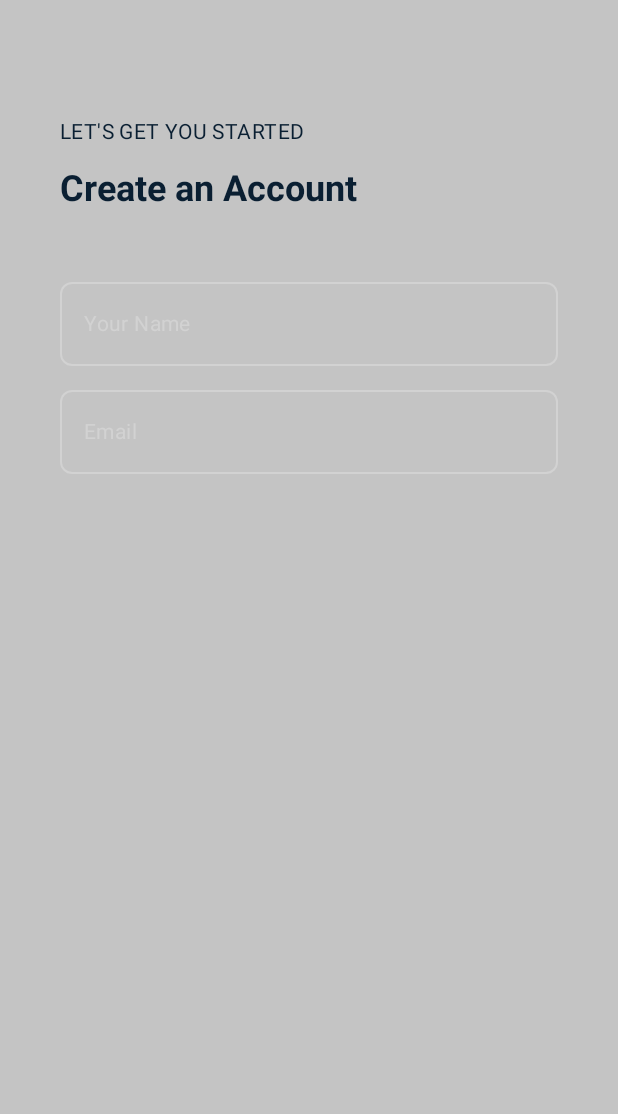
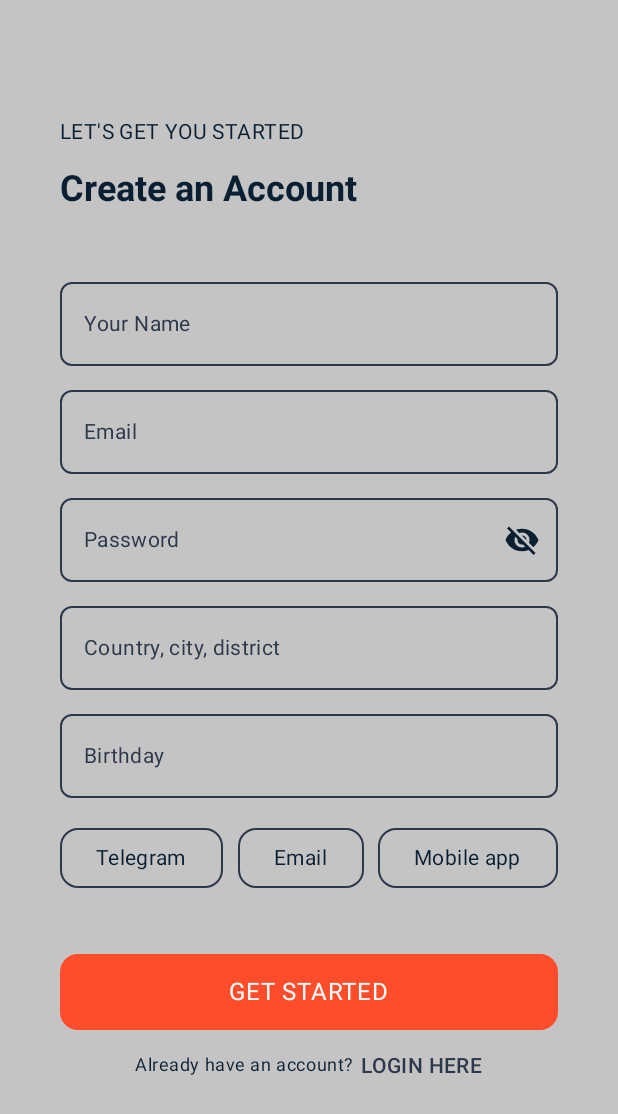
Before and after one commit to DmitriyVladarchuk/NEAR-Mobile, an Android app built with Jetpack Compose: the screen it shows after launch (MainActivity), on a phone screen of 412 x 824 dp. Shown: the top 1114 px of the screen. Run offline under Robolectric (Android 15) with nearby library versions, the phone set to English and light mode, and no system bars.

Commit message:
add login screen account

```diff
--- a/app/build.gradle.kts
+++ b/app/build.gradle.kts
@@ -51,6 +51,7 @@ dependencies {
     implementation(libs.androidx.ui.graphics)
     implementation(libs.androidx.ui.tooling.preview)
     implementation(libs.androidx.material3)
+    implementation(libs.androidx.material.icons.extended)
     implementation(libs.androidx.lifecycle.viewmodel.compose)
     implementation(libs.retrofit)
     implementation(libs.converter.gson)
--- a/app/src/main/java/com/example/near/MainActivity.kt
+++ b/app/src/main/java/com/example/near/MainActivity.kt
@@ -9,7 +9,7 @@ import androidx.compose.foundation.layout.padding
 import androidx.compose.material3.Scaffold
 import androidx.compose.ui.Modifier
 import androidx.core.splashscreen.SplashScreen.Companion.installSplashScreen
-import com.example.near.ui.screens.RegistrationAccount
+import com.example.near.ui.screens.auth.login.RegistrationAccount
 import com.example.near.ui.theme.CustomTheme
 import com.example.near.ui.theme.NEARTheme
 
@@ -26,7 +26,9 @@ class MainActivity : AppCompatActivity() {
                     containerColor = CustomTheme.colors.background,
                     modifier = Modifier.fillMaxSize()
                 ) { innerPadding ->
-                    RegistrationAccount(modifier = Modifier.padding(innerPadding))
+                    RegistrationAccount(modifier = Modifier.padding(innerPadding)) {
+
+                    }
                 }
             }
         }
--- /dev/null
+++ b/app/src/main/java/com/example/near/domain/models/NotificationType.kt
@@ -0,0 +1,7 @@
+package com.example.near.domain.models
+
+enum class NotificationType {
+    TELEGRAM,
+    EMAIL,
+    MOBILE_APP,
+}
--- a/app/src/main/java/com/example/near/ui/screens/RegistrationAccount.kt
+++ /dev/null
@@ -1,103 +0,0 @@
-package com.example.near.ui.screens
-
-import androidx.compose.foundation.layout.Arrangement
-import androidx.compose.foundation.layout.Column
-import androidx.compose.foundation.layout.fillMaxWidth
-import androidx.compose.foundation.layout.padding
-import androidx.compose.foundation.shape.RoundedCornerShape
-import androidx.compose.material3.OutlinedTextField
-import androidx.compose.material3.OutlinedTextFieldDefaults
-import androidx.compose.material3.Text
-import androidx.compose.runtime.Composable
-import androidx.compose.ui.Modifier
-import androidx.compose.ui.res.stringResource
-import androidx.compose.ui.unit.dp
-import androidx.lifecycle.viewmodel.compose.viewModel
-import com.example.near.R
-import com.example.near.ui.theme.AppTypography
-import com.example.near.ui.theme.CustomTheme
-import com.example.near.ui.views.TextFieldLabel
-import com.example.near.ui.views.TextFieldPlaceholder
-
-@Composable
-fun RegistrationAccount(modifier: Modifier = Modifier, viewModel: RegistrationAccountViewModel = viewModel()) {
-    val defaultModifier = Modifier.padding(horizontal = 40.dp, vertical = 40.dp)
-    Column(modifier = defaultModifier.then(modifier)) {
-        HeaderTextInfo()
-
-        TextFieldAccount(viewModel)
-    }
-}
-
-@Composable
-private fun HeaderTextInfo() {
-    Column(
-        modifier = Modifier.padding(vertical = 40.dp),
-        verticalArrangement = Arrangement.spacedBy(16.dp)
-    ) {
-        Text(
-            text = stringResource(R.string.lets_get_you_started),
-            style = AppTypography.bodySmall,
-            color = CustomTheme.colors.content
-        )
-
-        Text(
-            text = stringResource(R.string.create_an_account),
-            style = AppTypography.titleLarge,
-            color = CustomTheme.colors.content
-        )
-    }
-}
-
-@Composable
-private fun TextFieldAccount(viewModel: RegistrationAccountViewModel) {
-    Column(
-        verticalArrangement = Arrangement.spacedBy(8.dp)
-    ) {
-        // Name
-        OutlinedTextField(
-            modifier = Modifier.fillMaxWidth(),
-            shape = RoundedCornerShape(8.dp),
-            value = viewModel.nameUser,
-            onValueChange = { viewModel.nameUser = it },
-            singleLine = true,
-            label = {
-                TextFieldLabel(stringResource(R.string.your_name))
-            },
-            placeholder = { TextFieldPlaceholder(stringResource(R.string.your_name)) },
-            textStyle = AppTypography.bodyMedium,
-            colors = OutlinedTextFieldDefaults.colors(
-                focusedTextColor = CustomTheme.colors.content,
-                unfocusedTextColor = CustomTheme.colors.content,
-                focusedContainerColor = CustomTheme.colors.background,
-                unfocusedLabelColor = CustomTheme.colors.background,
-                cursorColor = CustomTheme.colors.currentContainer,
-                focusedBorderColor = CustomTheme.colors.currentContainer,
-                unfocusedBorderColor = CustomTheme.colors.container
-            )
-        )
-
-        // Email
-        OutlinedTextField(
-            modifier = Modifier.fillMaxWidth(),
-            shape = RoundedCornerShape(8.dp),
-            value = viewModel.email,
-            onValueChange = { viewModel.email = it },
-            singleLine = true,
-            label = {
-                TextFieldLabel(stringResource(R.string.email))
-            },
-            placeholder = { TextFieldPlaceholder(stringResource(R.string.email)) },
-            textStyle = AppTypography.bodyMedium,
-            colors = OutlinedTextFieldDefaults.colors(
-                focusedTextColor = CustomTheme.colors.content,
-                unfocusedTextColor = CustomTheme.colors.content,
-                focusedContainerColor = CustomTheme.colors.background,
-                unfocusedLabelColor = CustomTheme.colors.background,
-                cursorColor = CustomTheme.colors.currentContainer,
-                focusedBorderColor = CustomTheme.colors.currentContainer,
-                unfocusedBorderColor = CustomTheme.colors.container
-            )
-        )
-    }
-}
--- a/app/src/main/java/com/example/near/ui/screens/RegistrationAccountViewModel.kt
+++ /dev/null
@@ -1,23 +0,0 @@
-package com.example.near.ui.screens
-
-import androidx.compose.runtime.getValue
-import androidx.compose.runtime.mutableStateListOf
-import androidx.compose.runtime.mutableStateOf
-import androidx.compose.runtime.setValue
-import androidx.lifecycle.ViewModel
-
-class RegistrationAccountViewModel : ViewModel() {
-
-    var nameUser by mutableStateOf("")
-
-    var email by mutableStateOf("")
-
-    var password by mutableStateOf("")
-
-    var country by mutableStateOf("")
-
-    var birthday by mutableStateOf("")
-
-    var pushNotification = mutableStateListOf<String>()
-
-}
--- /dev/null
+++ b/app/src/main/java/com/example/near/ui/screens/auth/login/LoginAccount.kt
@@ -0,0 +1,313 @@
+package com.example.near.ui.screens.auth.login
+
+import androidx.compose.foundation.BorderStroke
+import androidx.compose.foundation.clickable
+import androidx.compose.foundation.layout.Arrangement
+import androidx.compose.foundation.layout.Column
+import androidx.compose.foundation.layout.Row
+import androidx.compose.foundation.layout.Spacer
+import androidx.compose.foundation.layout.fillMaxWidth
+import androidx.compose.foundation.layout.padding
+import androidx.compose.foundation.layout.width
+import androidx.compose.foundation.shape.RoundedCornerShape
+import androidx.compose.foundation.text.KeyboardOptions
+import androidx.compose.material.icons.Icons
+import androidx.compose.material.icons.filled.Visibility
+import androidx.compose.material.icons.filled.VisibilityOff
+import androidx.compose.material3.Button
+import androidx.compose.material3.ButtonDefaults
+import androidx.compose.material3.Icon
+import androidx.compose.material3.IconButton
+import androidx.compose.material3.OutlinedButton
+import androidx.compose.material3.OutlinedTextField
+import androidx.compose.material3.OutlinedTextFieldDefaults
+import androidx.compose.material3.Text
+import androidx.compose.runtime.Composable
+import androidx.compose.runtime.getValue
+import androidx.compose.runtime.mutableStateOf
+import androidx.compose.runtime.remember
+import androidx.compose.runtime.setValue
+import androidx.compose.ui.Modifier
+import androidx.compose.ui.graphics.Color
+import androidx.compose.ui.res.stringResource
+import androidx.compose.ui.text.font.FontWeight
+import androidx.compose.ui.text.input.KeyboardType
+import androidx.compose.ui.text.input.PasswordVisualTransformation
+import androidx.compose.ui.text.input.VisualTransformation
+import androidx.compose.ui.unit.dp
+import androidx.lifecycle.viewmodel.compose.viewModel
+import com.example.near.R
+import com.example.near.domain.models.NotificationType
+import com.example.near.ui.theme.AppTypography
+import com.example.near.ui.theme.CustomTheme
+import com.example.near.ui.views.TextFieldLabel
+import com.example.near.ui.views.TextFieldPlaceholder
+import java.text.SimpleDateFormat
+import java.util.Locale
+
+
+@Composable
+fun RegistrationAccount(
+    modifier: Modifier = Modifier,
+    viewModel: LoginAccountViewModel = viewModel(),
+    onSignInClick: () -> Unit
+) {
+    val defaultModifier = Modifier.padding(horizontal = 40.dp, vertical = 40.dp)
+
+    Column(modifier = defaultModifier.then(modifier)) {
+        HeaderTextInfo()
+        TextFieldAccount(viewModel)
+        NotificationOptions(viewModel)
+        ActionButtons(
+            onSignUpClick = { viewModel.onSignUpClick() },
+            onSignInClick = onSignInClick
+        )
+    }
+}
+
+@Composable
+private fun HeaderTextInfo() {
+    Column(
+        modifier = Modifier.padding(vertical = 40.dp),
+        verticalArrangement = Arrangement.spacedBy(16.dp)
+    ) {
+        Text(
+            text = stringResource(R.string.lets_get_you_started),
+            style = AppTypography.bodySmall,
+            color = CustomTheme.colors.content
+        )
+
+        Text(
+            text = stringResource(R.string.create_an_account),
+            style = AppTypography.titleLarge,
+            color = CustomTheme.colors.content
+        )
+    }
+}
+
+@Composable
+private fun TextFieldAccount(viewModel: LoginAccountViewModel) {
+    Column(
+        verticalArrangement = Arrangement.spacedBy(8.dp)
+    ) {
+        // Name field
+        OutlinedTextField(
+            modifier = Modifier.fillMaxWidth(),
+            shape = RoundedCornerShape(8.dp),
+            value = viewModel.nameUser,
+            onValueChange = { viewModel.nameUser = it },
+            singleLine = true,
+            label = {
+                TextFieldLabel(stringResource(R.string.your_name))
+            },
+            placeholder = { TextFieldPlaceholder(stringResource(R.string.your_name)) },
+            textStyle = AppTypography.bodyMedium,
+            colors = textFieldColors()
+        )
+
+        // Email field
+        OutlinedTextField(
+            modifier = Modifier.fillMaxWidth(),
+            shape = RoundedCornerShape(8.dp),
+            value = viewModel.email,
+            onValueChange = { viewModel.email = it },
+            singleLine = true,
+            keyboardOptions = KeyboardOptions(keyboardType = KeyboardType.Email),
+            label = {
+                TextFieldLabel(stringResource(R.string.email))
+            },
+            placeholder = { TextFieldPlaceholder(stringResource(R.string.email)) },
+            textStyle = AppTypography.bodyMedium,
+            colors = textFieldColors()
+        )
+
+        // Password field
+        var passwordVisible by remember { mutableStateOf(false) }
+
+        OutlinedTextField(
+            modifier = Modifier.fillMaxWidth(),
+            shape = RoundedCornerShape(8.dp),
+            value = viewModel.password,
+            onValueChange = { viewModel.password = it },
+            singleLine = true,
+            visualTransformation = if (passwordVisible) VisualTransformation.None else PasswordVisualTransformation(),
+            keyboardOptions = KeyboardOptions(keyboardType = KeyboardType.Password),
+            label = { TextFieldLabel(stringResource(R.string.password)) },
+            placeholder = { TextFieldPlaceholder(stringResource(R.string.password)) },
+            textStyle = AppTypography.bodyMedium,
+            colors = textFieldColors(),
+            trailingIcon = {
+                IconButton(onClick = { passwordVisible = !passwordVisible }) {
+                    Icon(
+                        imageVector = if (passwordVisible) Icons.Filled.Visibility else Icons.Filled.VisibilityOff,
+                        contentDescription = if (passwordVisible) stringResource(R.string.hide_password) else stringResource(R.string.show_password),
+                        tint = CustomTheme.colors.content
+                    )
+                }
+            }
+        )
+
+        // Country, city, district field
+        OutlinedTextField(
+            modifier = Modifier.fillMaxWidth(),
+            shape = RoundedCornerShape(8.dp),
+            value = viewModel.country,
+            onValueChange = { viewModel.country = it },
+            singleLine = true,
+            label = {
+                TextFieldLabel(stringResource(R.string.country_city_district))
+            },
+            placeholder = { TextFieldPlaceholder(stringResource(R.string.country_city_district)) },
+            textStyle = AppTypography.bodyMedium,
+            colors = textFieldColors()
+        )
+
+        // Birthday field
+        val dateFormatter = remember {
+            SimpleDateFormat("d MMMM yyyy", Locale.getDefault())
+        }
+
+        OutlinedTextField(
+            modifier = Modifier.fillMaxWidth(),
+            shape = RoundedCornerShape(8.dp),
+            value = viewModel.birthday,
+            onValueChange = { newValue ->
+                viewModel.birthday = newValue
+            },
+            singleLine = true,
+            label = { TextFieldLabel(stringResource(R.string.birthday)) },
+            placeholder = { TextFieldPlaceholder(stringResource(R.string.birthday)) },
+            textStyle = AppTypography.bodyMedium,
+            colors = textFieldColors(),
+            keyboardOptions = KeyboardOptions(keyboardType = KeyboardType.Number),
+        )
+    }
+}
+
+@Composable
+private fun NotificationOptions(viewModel: LoginAccountViewModel) {
+    Column(
+        modifier = Modifier.fillMaxWidth(),
+        verticalArrangement = Arrangement.spacedBy(8.dp)
+    ) {
+        Row(
+            modifier = Modifier.fillMaxWidth().padding(vertical = 16.dp),
+            horizontalArrangement = Arrangement.SpaceBetween
+        ) {
+            NotificationChip(
+                label = stringResource(R.string.telegram),
+                isSelected = viewModel.selectedNotifications.value.contains(NotificationType.TELEGRAM),
+                onToggle = { viewModel.toggleNotification(NotificationType.TELEGRAM) }
+            )
+
+            NotificationChip(
+                label = stringResource(R.string.email),
+                isSelected = viewModel.selectedNotifications.value.contains(NotificationType.EMAIL),
+                onToggle = { viewModel.toggleNotification(NotificationType.EMAIL) }
+            )
+
+            NotificationChip(
+                label = stringResource(R.string.mobile_app),
+                isSelected = viewModel.selectedNotifications.value.contains(NotificationType.MOBILE_APP),
+                onToggle = { viewModel.toggleNotification(NotificationType.MOBILE_APP) }
+            )
+        }
+    }
+}
+
+@Composable
+private fun NotificationChip(
+    label: String,
+    isSelected: Boolean,
+    onToggle: () -> Unit
+) {
+    val containerColor = if (isSelected) {
+        CustomTheme.colors.currentContainer
+    } else {
+        CustomTheme.colors.background
+    }
+
+    val contentColor = if (isSelected) {
+        CustomTheme.colors.currentContent
+    } else {
+        CustomTheme.colors.content
+    }
+
+    val borderColor = if (isSelected) {
+        CustomTheme.colors.currentContent
+    } else {
+        CustomTheme.colors.container
+    }
+
+    OutlinedButton(
+        onClick = { onToggle() },
+        colors = ButtonDefaults.buttonColors(containerColor = containerColor, contentColor = contentColor),
+        border = BorderStroke(1.dp, borderColor),
+        shape = RoundedCornerShape(12.dp),
+    ) {
+        Text(
+            text = label,
+            style = AppTypography.bodySmall,
+        )
+    }
+}
+
+@Composable
+private fun ActionButtons(
+    onSignUpClick: () -> Unit,
+    onSignInClick: () -> Unit
+) {
+    Column(
+        modifier = Modifier
+            .fillMaxWidth()
+            .padding(top = 24.dp),
+        verticalArrangement = Arrangement.spacedBy(16.dp)
+    ) {
+        Button(
+            onClick = onSignUpClick,
+            modifier = Modifier.fillMaxWidth(),
+            shape = RoundedCornerShape(12.dp),
+            colors = ButtonDefaults.buttonColors(
+                containerColor = CustomTheme.colors.orange,
+                contentColor = Color.White
+            )
+        ) {
+            Text(
+                text = stringResource(R.string.get_started).uppercase(),
+                style = AppTypography.bodyMedium,
+                modifier = Modifier.padding(vertical = 8.dp)
+            )
+        }
+
+        Row(
+            modifier = Modifier.fillMaxWidth(),
+            horizontalArrangement = Arrangement.Center
+        ) {
+            Text(
+                text = stringResource(R.string.already_have_an_account),
+                style = AppTypography.labelSmall,
+                color = CustomTheme.colors.content
+            )
+            Spacer(modifier = Modifier.width(4.dp))
+            Text(
+                text = stringResource(R.string.login_here).uppercase(),
+                style = AppTypography.bodySmall,
+                color = CustomTheme.colors.currentContainer,
+                modifier = Modifier.clickable(onClick = onSignInClick),
+                fontWeight = FontWeight.SemiBold
+            )
+        }
+    }
+}
+
+@Composable
+private fun textFieldColors() = OutlinedTextFieldDefaults.colors(
+    focusedTextColor = CustomTheme.colors.content,
+    unfocusedTextColor = CustomTheme.colors.content,
+    focusedContainerColor = CustomTheme.colors.background,
+    unfocusedContainerColor = CustomTheme.colors.background,
+    unfocusedLabelColor = CustomTheme.colors.background,
+    cursorColor = CustomTheme.colors.currentContainer,
+    focusedBorderColor = CustomTheme.colors.currentContainer,
+    unfocusedBorderColor = CustomTheme.colors.container
+)
--- /dev/null
+++ b/app/src/main/java/com/example/near/ui/screens/auth/login/LoginAccountViewModel.kt
@@ -0,0 +1,30 @@
+package com.example.near.ui.screens.auth.login
+
+import androidx.compose.runtime.getValue
+import androidx.compose.runtime.mutableStateListOf
+import androidx.compose.runtime.mutableStateOf
+import androidx.compose.runtime.setValue
+import androidx.lifecycle.ViewModel
+import com.example.near.domain.models.NotificationType
+
+class LoginAccountViewModel : ViewModel() {
+    var nameUser by mutableStateOf("")
+    var email by mutableStateOf("")
+    var password by mutableStateOf("")
+    var country by mutableStateOf("")
+    var birthday by mutableStateOf("")
+
+    val selectedNotifications = mutableStateOf(setOf<NotificationType>())
+
+    fun toggleNotification(type: NotificationType) {
+        selectedNotifications.value = if (selectedNotifications.value.contains(type)) {
+            selectedNotifications.value - type
+        } else {
+            selectedNotifications.value + type
+        }
+    }
+
+    fun onSignUpClick() {
+
+    }
+}
--- a/app/src/main/java/com/example/near/ui/theme/Color.kt
+++ b/app/src/main/java/com/example/near/ui/theme/Color.kt
@@ -6,12 +6,12 @@ val dark_background = Color(0xFF1E1E1E) // исправить
 val light_background = Color(0xFFC4C4C4)
 
 val dark_container = Color(0xFF4C4C4C) // исправить
-val light_container = Color(0xFFD2D2D2)
+val light_container = Color(0xFF2D384A)
 
 val dark_content = Color(0xFFD2D2D2)
 val light_content = Color(0xFF0A1F32)
 val content_inscription = Color(0x34475680)
 
 val current_content = dark_content
-val current_container = Color(0x2D384AE5)
+val current_container = Color(0xFF2D384A)
 val orange = Color(0xFFFF4C2B)
--- a/app/src/main/res/values/strings.xml
+++ b/app/src/main/res/values/strings.xml
@@ -10,6 +10,7 @@
     <string name="country_city_district">Country, city, district</string>
     <string name="birthday">Birthday</string>
 
+    <string name="notification_options">Notification options (optional)</string>
     <string name="telegram">Telegram</string>
     <string name="mobile_app">Mobile app</string>
 
@@ -22,4 +23,9 @@
     <string name="login_here">Login here</string>
     <string name="sign_up_here">Sign up here</string>
 
+    <string name="show_password">Show password</string>
+    <string name="hide_password">Hide password</string>
+
+    <string name="invalid_date">Invalid date</string>
+
 </resources>
--- a/gradle/libs.versions.toml
+++ b/gradle/libs.versions.toml
@@ -8,6 +8,7 @@ espressoCore = "3.6.1"
 lifecycleRuntimeKtx = "2.8.7"
 activityCompose = "1.10.0"
 composeBom = "2025.01.00"
+materialIconsExtended = "1.7.8"
 navigation = "2.8.5"
 ksp = "2.1.0-1.0.29"
 appcompat = "1.7.0"
@@ -20,6 +21,7 @@ hiltNavigation = "1.2.0"
 
 [libraries]
 androidx-core-ktx = { group = "androidx.core", name = "core-ktx", version.ref = "coreKtx" }
+androidx-material-icons-extended = { module = "androidx.compose.material:material-icons-extended", version.ref = "materialIconsExtended" }
 junit = { group = "junit", name = "junit", version.ref = "junit" }
 androidx-junit = { group = "androidx.test.ext", name = "junit", version.ref = "junitVersion" }
 androidx-espresso-core = { group = "androidx.test.espresso", name = "espresso-core", version.ref = "espressoCore" }
```
